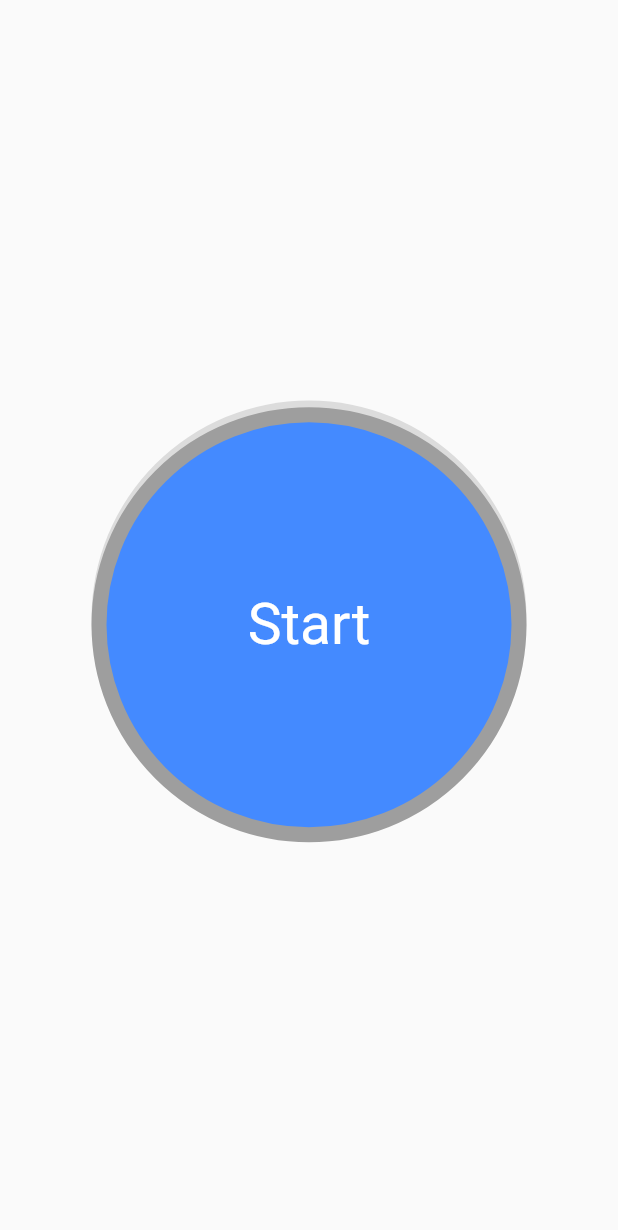
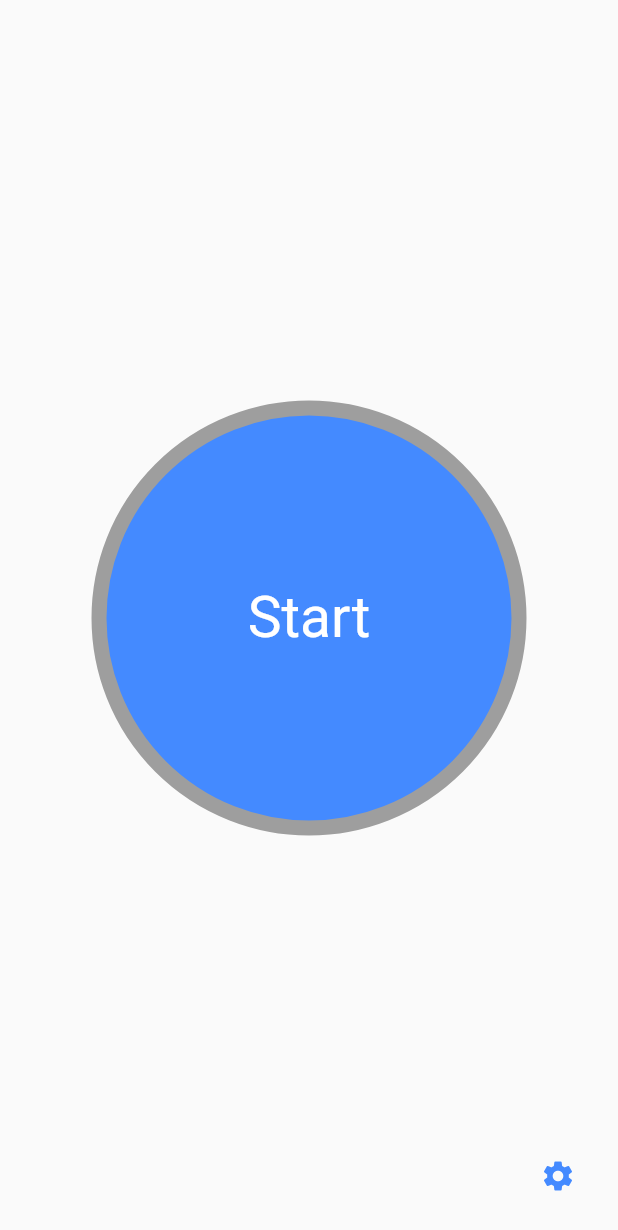
Before and after one commit to fredpers/standup, a Flutter app: the screen it shows after launch, on a phone screen of 412 x 824 dp. Shown: the top 1230 px of the screen. Run offline on Flutter 3.47's test engine with Material 2 defaults, Android fonts, the phone set to English and light mode, and no system bars; our stand-ins replace audioplayers, confetti; missing offline and left inert: flutter_picker.

Commit message:
Add settingsbutton add confetti Move start-button to Scaffold body Add icon

```diff
--- a/lib/main.dart
+++ b/lib/main.dart
@@ -1,5 +1,6 @@
+import 'package:confetti/confetti.dart';
 import 'package:flutter/material.dart';
-import 'package:audioplayers/audio_cache.dart';
+import 'package:flutter_picker/Picker.dart';
 import 'widgets/watercounter.dart';
 
 void main() {
@@ -7,45 +8,21 @@ void main() {
 }
 
 class MyApp extends StatelessWidget {
-  // This widget is the root of your application.
   @override
   Widget build(BuildContext context) {
     return MaterialApp(
       title: 'Flutter Demo',
       theme: ThemeData(
-        // This is the theme of your application.
-        //
-        // Try running your application with "flutter run". You'll see the
-        // application has a blue toolbar. Then, without quitting the app, try
-        // changing the primarySwatch below to Colors.green and then invoke
-        // "hot reload" (press "r" in the console where you ran "flutter run",
-        // or simply save your changes to "hot reload" in a Flutter IDE).
-        // Notice that the counter didn't reset back to zero; the application
-        // is not restarted.
         primarySwatch: Colors.blue,
-        // This makes the visual density adapt to the platform that you run
-        // the app on. For desktop platforms, the controls will be smaller and
-        // closer together (more dense) than on mobile platforms.
         visualDensity: VisualDensity.adaptivePlatformDensity,
       ),
-      home: MyHomePage(title: 'Flutter Demo Home Page'),
+      home: MyHomePage(),
     );
   }
 }
 
 class MyHomePage extends StatefulWidget {
-  MyHomePage({Key key, this.title}) : super(key: key);
-
-  // This widget is the home page of your application. It is stateful, meaning
-  // that it has a State object (defined below) that contains fields that affect
-  // how it looks.
-
-  // This class is the configuration for the state. It holds the values (in this
-  // case the title) provided by the parent (in this case the App widget) and
-  // used by the build method of the State. Fields in a Widget subclass are
-  // always marked "final".
-
-  final String title;
+  MyHomePage({Key key}) : super(key: key);
 
   @override
   _MyHomePageState createState() => _MyHomePageState();
@@ -54,22 +31,28 @@ class MyHomePage extends StatefulWidget {
 class _MyHomePageState extends State<MyHomePage> {
   // bool för att dölja/visa startknapp
   bool countDownStarted = false;
+  ConfettiController _confettiController;
 
-  //lägger till AudioCache
-  //final player = AudioCache();
+  @override
+  void initState() {
+    _confettiController = ConfettiController(
+      duration: const Duration(seconds: 1),
+    );
+  }
+
+  @override
+  void dispose() {
+    _confettiController.dispose();
+  }
 
   WaterCountdown waterCountdown;
 
   _MyHomePageState() {
     waterCountdown = new WaterCountdown(
       // duration är hur lång nedräkningen ska vara. Går att speca t ex Duration(seconds: 10) för att testa en kort nedräkning
-      duration: Duration(seconds: 10),
+      duration: Duration(minutes: 15),
       // onComplete är funktionen som körs countdown har nått 00:00
       onComplete: () {
-        print("done");
-        //TODO Spela upp ett "mötet är slut"-ljud
-        // Guide via https://stackoverflow.com/questions/56377942/flutter-play-sound-on-button-press
-        //player.play('audio/time_out.mp3');
         countDownStarted = false;
         //Setstate bygger om appen, dvs laddar om state och uppdaterar guit
         setState(() {});
@@ -79,13 +62,7 @@ class _MyHomePageState extends State<MyHomePage> {
 
   @override
   Widget build(BuildContext context) {
-    // This method is rerun every time setState is called, for instance as done
-    // by the _incrementCounter method above.
     return Scaffold(
-      //Tog bort Appbar så den är mer clean, men kanske ska ha kvar den
-        /*appBar: AppBar(
-          title: Text(widget.title),
-        ),*/
       body: Center(
         // Center is a layout widget. It takes a single child and positions it
         // in the middle of the parent.
@@ -93,13 +70,35 @@ class _MyHomePageState extends State<MyHomePage> {
           mainAxisAlignment: MainAxisAlignment.center,
           children: <Widget>[
             // Skapar bubblan som räknar ner, bör läggas i en InkWell så att vi kan definera en onclick osv
-              waterCountdown,
+            buildInkWell(),
+            Visibility(
+                visible: countDownStarted,
+                // Konfettin kommer ifrån vart den här widgeten finns,
+                // när det går att avbryta timern innan ska _confettiController.play(); köras
+                child: ConfettiWidget(
+                    confettiController: _confettiController,
+                    blastDirectionality: BlastDirectionality.explosive,
+                    maxBlastForce: 10,
+                    gravity: 0.002,
+                    emissionFrequency: 0.2,
+                    colors: [
+                      Colors.blueAccent,
+                      Colors.black12,
+                      Colors.blueGrey,
+                      Colors.amberAccent
+                    ],
+                    child: waterCountdown),
+            ),
           ],
         ),
       ),
-        floatingActionButtonLocation: FloatingActionButtonLocation.centerFloat,
-        floatingActionButton: buildInkWell()
-        // This trailing comma makes auto-formatting nicer for build methods.
+      floatingActionButton: IconButton(
+        onPressed: showSettingsDialog, //_showSettingsDialog,
+        icon: Icon(
+          Icons.settings,
+          color: Colors.blueAccent,
+        ),
+      ),
     );
   }
 
@@ -109,30 +108,69 @@ class _MyHomePageState extends State<MyHomePage> {
       visible: !countDownStarted,
       child: InkWell(
         onTap: () {
+          // Bara för att testa att den fungerar, flyttas till function som körs när man avbryter nedräkningen
+          _confettiController.play();
+          countDownStarted = true;
+          setState(() {
+            /**
+             * Due to waterCountdown being hidden until state is updated we need
+             * to wait until it is visible until we try to start the countdown.
+             * It's fucking hacky and will probably fail on slow devices.
+             * I'll try to fix...
+             */
+            Future.delayed(Duration(milliseconds: 40), () {
               waterCountdown.startCountdown();
-              countDownStarted = true;
               setState(() {});
+            });
+          });
         },
-            child: Center(
-              heightFactor: 2.7,
         child: Container(
           child: Center(
             child: Text(
               "Start",
               style: TextStyle(color: Colors.white, fontSize: 38),
-                )),
+            ),
+          ),
           width: 290,
           height: 290,
           decoration: BoxDecoration(
             color: Colors.blueAccent,
-                    border: Border.all(
-                      color: Colors.grey,
-                      width: 10
+            border: Border.all(color: Colors.grey, width: 10),
+            borderRadius: BorderRadius.all(Radius.circular(300)),
           ),
-                    borderRadius: BorderRadius.all(Radius.circular(300))),
+        ),
+      ),
+    );
+  }
+
+  void showSettingsDialog() {
+    Picker(
+      adapter: NumberPickerAdapter(data: <NumberPickerColumn>[
+        const NumberPickerColumn(
+            begin: 0, end: 59, suffix: Text(' m'), initValue: 15),
+        const NumberPickerColumn(
+            begin: 0, end: 59, suffix: Text(' s'), jump: 5, initValue: 0),
+      ]),
+      delimiter: <PickerDelimiter>[
+        PickerDelimiter(
+          child: Container(
+            width: 30.0,
+            alignment: Alignment.center,
+            child: Icon(Icons.more_vert),
           ),
         )
-        )
-    );
+      ],
+      hideHeader: true,
+      confirmText: "OK",
+      title: const Text('Select duration'),
+      selectedTextStyle: TextStyle(color: Colors.blue),
+      onConfirm: (Picker picker, List<int> value) {
+        // Set the duration of the countdown
+        Duration _duration = Duration(
+            minutes: picker.getSelectedValues()[0],
+            seconds: picker.getSelectedValues()[1]);
+        waterCountdown.resetDuration(_duration);
+      },
+    ).showDialog(context);
   }
 }
```
Also changed, not shown: lib/widgets/watercounter.dart (+15 -24 lines), pubspec.yaml (+8 -0 lines), assets/icon/countdownlogo.png (added), assets/icon/countdownlogo2.png (added), assets/icon/countdownlogo3.png (added), 22 other files. Lines whose indentation alone changed are shown as unchanged.
